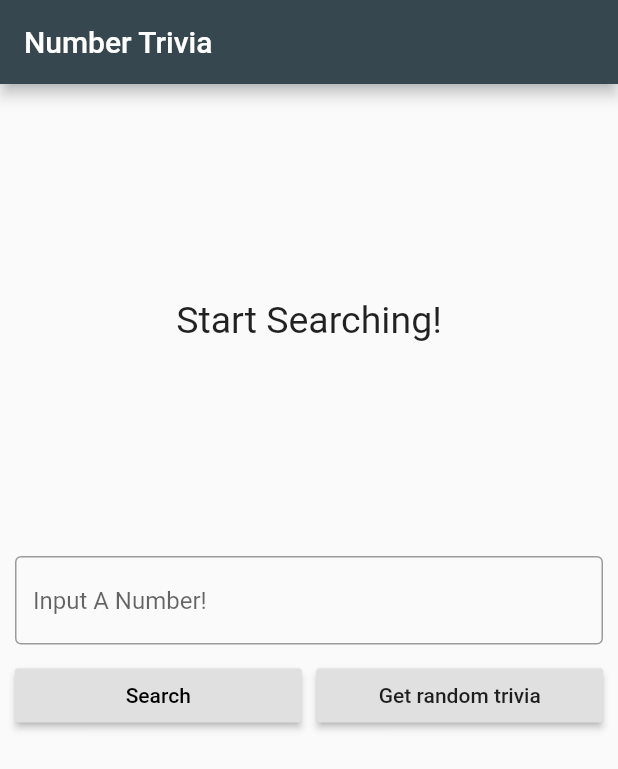
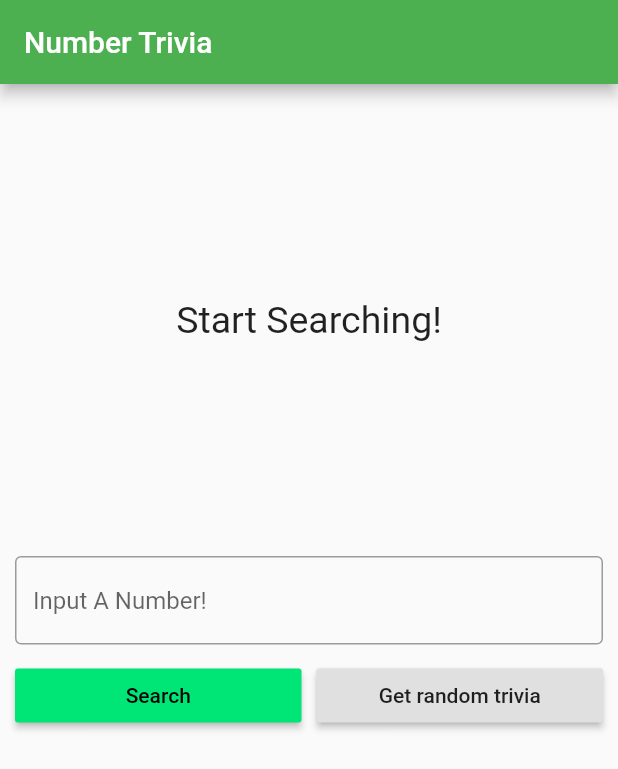
Before and after one commit to Aaron-Wright/Number-Trivia, a Flutter app: the screen it shows after launch, on a phone screen of 412 x 824 dp. Shown: the top 769 px of the screen. Run offline on Flutter 3.47's test engine with Material 2 defaults, Android fonts, the phone set to English and light mode, and no system bars; our stand-ins replace bloc, dartz, data_connection_checker, equatable, flutter_bloc, get_it and 1 more.

Commit message:
after few add-ons, thet code starts to fool again

```diff
--- a/NumberTrivia/lib/injection_container.dart
+++ b/NumberTrivia/lib/injection_container.dart
@@ -14,6 +14,7 @@ import 'FEATURES/Presentation/bloc/number_trivia_bloc.dart';
 import 'package:http/http.dart' as http;
 
 final sl = GetIt.instance;
+
 
 Future<void> init() async {
   //! Features = Number Trivia
@@ -33,7 +34,10 @@ Future<void> init() async {
   // Repository
   sl.registerLazySingleton<NumberTriviaRepository>(
     () => NumberTriviaRepositoryImpl(
-        localDataSource: sl(), networkInfo: sl(), remoteDataSource: sl()),
+        localDataSource: sl(),
+        networkInfo: sl(),
+        remoteDataSource: sl(),
+      ),
   );
 
   // Data Sources
--- a/NumberTrivia/lib/main.dart
+++ b/NumberTrivia/lib/main.dart
@@ -4,6 +4,7 @@ import 'FEATURES/Presentation/Pages/number_trivia_page.dart';
 import 'injection_container.dart' as di;
 
 void main() async {
+  WidgetsFlutterBinding.ensureInitialized();
   await di.init();
   runApp(Trivia());
 }
@@ -13,8 +14,10 @@ class Trivia extends StatelessWidget {
   Widget build(BuildContext context) {
     return MaterialApp(
       title: 'Number Trivia',
-      theme: ThemeData(primaryColor: Colors.blueGrey.shade800,
-      accentColor: Colors.grey.shade300),
+      theme: ThemeData(
+      primaryColor: Colors.green.shade500,
+      accentColor: Colors.greenAccent.shade400,
+      ),
       home: NumberTriviaPage(),
     );
   }
```
Also changed, not shown: NumberTrivia/lib/FEATURES/Presentation/Pages/number_trivia_page.dart (+9 -3 lines).
